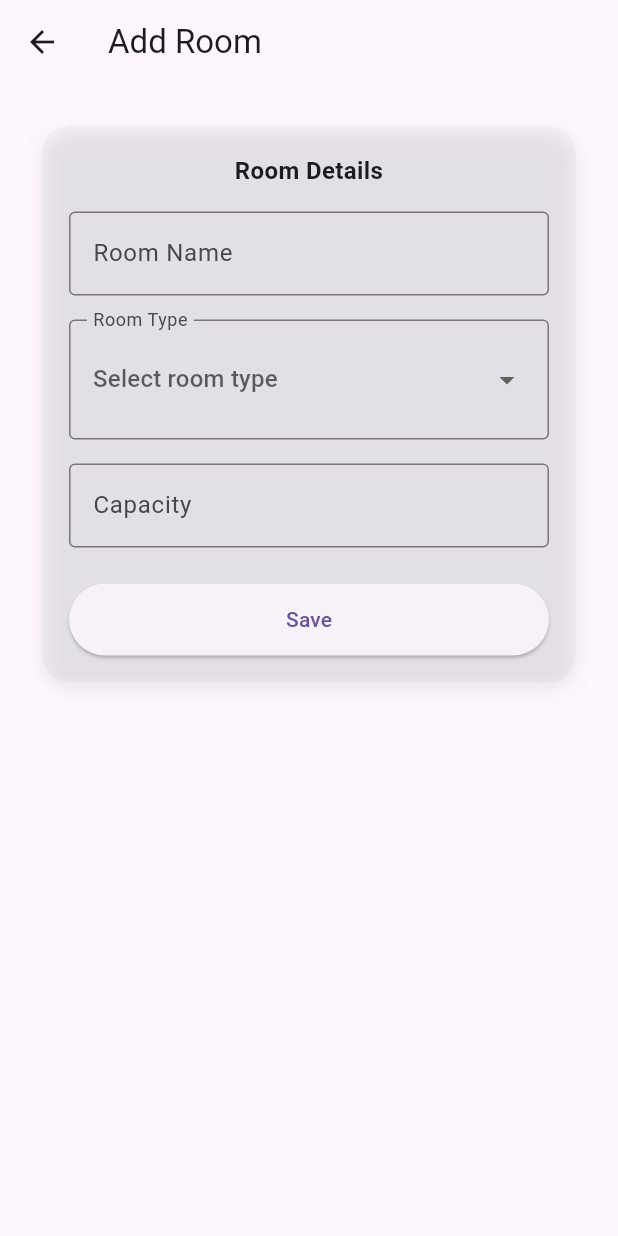
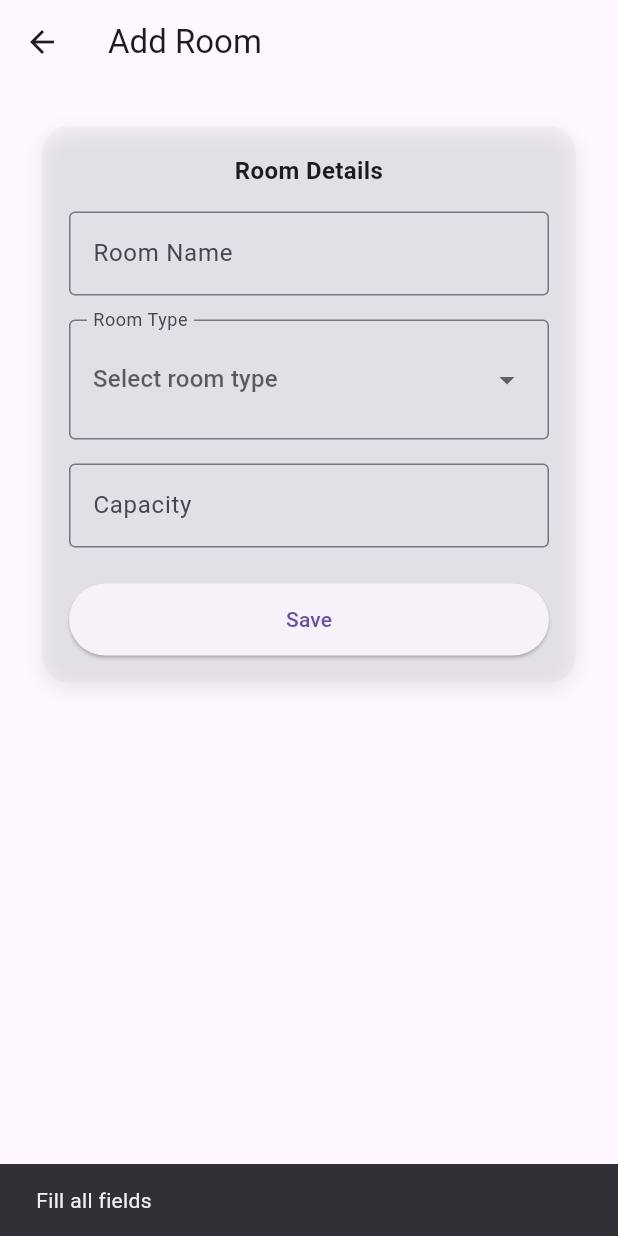
Before and after one commit to Shiven0204/Timetable_Scheduler, a Flutter app: the AddRoomScreen screen opened by its route, after a tap on "Save", on a phone screen of 412 x 824 dp. Run offline on Flutter 3.47's test engine with Material 3 defaults, Android fonts, the phone set to English and light mode, and no system bars; our stand-ins replace cloud_firestore, firebase_core; accounts and stored records are empty.

Commit message:
Implements room saving functionality in DatabaseService and enhances AddRoomScreen with validation and feedback

```diff
--- a/lib/screens/admin/add_room_screen.dart
+++ b/lib/screens/admin/add_room_screen.dart
@@ -1,5 +1,4 @@
 import 'package:flutter/material.dart';
-import 'package:cloud_firestore/cloud_firestore.dart';
 import 'package:timetable_scheduler/services/database_service.dart';
 
 class AddRoomScreen extends StatefulWidget {
@@ -10,10 +9,14 @@ class AddRoomScreen extends StatefulWidget {
 }
 
 class _AddRoomScreenState extends State<AddRoomScreen> {
+
   static const _roomTypes = ['Classroom', 'Lab'];
 
   final _roomNameController = TextEditingController();
   final _capacityController = TextEditingController();
+
+  final DatabaseService _dbService = DatabaseService();
+
   String? _roomType;
 
   @override
@@ -23,12 +26,55 @@ class _AddRoomScreenState extends State<AddRoomScreen> {
     super.dispose();
   }
 
-  void _onSave() {
+  void _onSave() async {
+
     final roomName = _roomNameController.text.trim();
-    final roomType = _roomType ?? '(none selected)';
-    final capacity = _capacityController.text.trim();
+    final capacityText = _capacityController.text.trim();
 
-    debugPrint('Room: $roomName | Type: $roomType | Capacity: $capacity');
+    if (roomName.isEmpty ||
+        capacityText.isEmpty ||
+        _roomType == null) {
+
+      ScaffoldMessenger.of(context).showSnackBar(
+        const SnackBar(content: Text('Fill all fields')),
+      );
+      return;
+    }
+
+    int? capacity = int.tryParse(capacityText);
+
+    if (capacity == null) {
+      ScaffoldMessenger.of(context).showSnackBar(
+        const SnackBar(content: Text('Enter valid capacity')),
+      );
+      return;
+    }
+
+    try {
+
+      await _dbService.saveRoom(
+        roomName: roomName,
+        roomType: _roomType!,
+        capacity: capacity,
+      );
+
+      ScaffoldMessenger.of(context).showSnackBar(
+        const SnackBar(content: Text('Room saved successfully')),
+      );
+
+      _roomNameController.clear();
+      _capacityController.clear();
+
+      setState(() {
+        _roomType = null;
+      });
+
+    } catch (e) {
+
+      ScaffoldMessenger.of(context).showSnackBar(
+        SnackBar(content: Text('Error: $e')),
+      );
+    }
   }
 
   InputDecoration _decoration(String label) {
@@ -48,7 +94,9 @@ class _AddRoomScreenState extends State<AddRoomScreen> {
         padding: const EdgeInsets.all(24),
         child: Card(
           elevation: 0,
-          shape: RoundedRectangleBorder(borderRadius: BorderRadius.circular(18)),
+          shape: RoundedRectangleBorder(
+            borderRadius: BorderRadius.circular(18),
+          ),
           child: Container(
             padding: const EdgeInsets.all(18),
             decoration: BoxDecoration(
@@ -64,17 +112,25 @@ class _AddRoomScreenState extends State<AddRoomScreen> {
             child: Column(
               crossAxisAlignment: CrossAxisAlignment.stretch,
               children: [
+
                 const Text(
                   'Room Details',
                   textAlign: TextAlign.center,
-                  style: TextStyle(fontSize: 16, fontWeight: FontWeight.w700),
+                  style: TextStyle(
+                    fontSize: 16,
+                    fontWeight: FontWeight.w700,
+                  ),
                 ),
+
                 const SizedBox(height: 16),
+
                 TextField(
                   controller: _roomNameController,
                   decoration: _decoration('Room Name'),
                 ),
+
                 const SizedBox(height: 16),
+
                 InputDecorator(
                   decoration: _decoration('Room Type'),
                   child: DropdownButtonHideUnderline(
@@ -82,14 +138,12 @@ class _AddRoomScreenState extends State<AddRoomScreen> {
                       isExpanded: true,
                       value: _roomType,
                       hint: const Text('Select room type'),
-                      items: _roomTypes
-                          .map(
-                            (t) => DropdownMenuItem(
-                              value: t,
-                              child: Text(t),
-                            ),
-                          )
-                          .toList(),
+                      items: _roomTypes.map((t) {
+                        return DropdownMenuItem<String>(
+                          value: t,
+                          child: Text(t),
+                        );
+                      }).toList(),
                       onChanged: (value) {
                         setState(() {
                           _roomType = value;
@@ -98,13 +152,17 @@ class _AddRoomScreenState extends State<AddRoomScreen> {
                     ),
                   ),
                 ),
+
                 const SizedBox(height: 16),
+
                 TextField(
                   controller: _capacityController,
                   keyboardType: TextInputType.number,
                   decoration: _decoration('Capacity'),
                 ),
+
                 const SizedBox(height: 24),
+
                 SizedBox(
                   height: 48,
                   child: ElevatedButton(
```
Also changed, not shown: lib/services/database_service.dart (+26 -0 lines).
